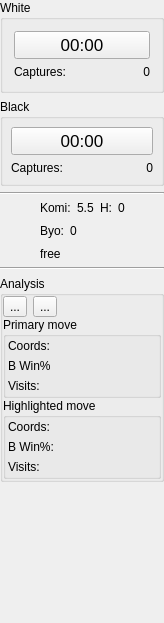
Before: the Qt Designer form src/normaltools_gui.ui in bernds/q5Go, drawn with Qt 5.
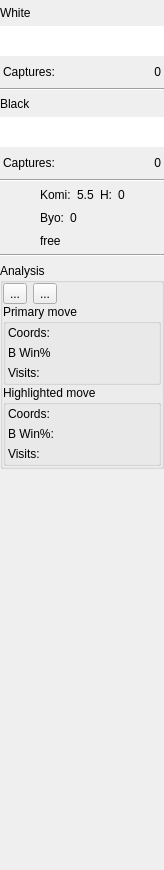
After: the same form once the commit is applied. Icons and pictures are not drawn. Custom widgets are drawn as their Qt base class.

Commit message:
Reimplement clock displays, and warn when clock times run low
This restores some missing functionality by playing sounds when times get
low in a match game.  Also, the clock display now flashes red as well.

The clock display is now a ClockView, derived from QGraphicsView.  The idea
was to have it just as a black bar with white text (and color changes when
warning), and there are some discussions found on-line about how getting
push buttons to look exactly right is not completely portable.  This way,
we have full control.

What changed in the file:
```diff
--- a/src/normaltools_gui.ui
+++ b/src/normaltools_gui.ui
@@ -7,7 +7,7 @@
     <x>0</x>
     <y>0</y>
     <width>164</width>
-    <height>623</height>
+    <height>870</height>
    </rect>
   </property>
   <property name="minimumSize">
@@ -27,7 +27,7 @@
     <number>0</number>
    </property>
    <property name="topMargin">
-    <number>0</number>
+    <number>6</number>
    </property>
    <property name="rightMargin">
     <number>0</number>
@@ -36,18 +36,61 @@
     <number>0</number>
    </property>
    <item>
-    <widget class="QGroupBox" name="whiteFrame">
-     <property name="sizePolicy">
-      <sizepolicy hsizetype="MinimumExpanding" vsizetype="Preferred">
-       <horstretch>0</horstretch>
-       <verstretch>0</verstretch>
-      </sizepolicy>
-     </property>
-     <property name="title">
+    <widget class="QLabel" name="whiteLabel">
+     <property name="text">
       <string>White</string>
      </property>
-     <layout class="QGridLayout">
-      <item row="1" column="0">
+    </widget>
+   </item>
+   <item>
+    <widget class="ClockView" name="wtimeView">
+     <property name="maximumSize">
+      <size>
+       <width>16777215</width>
+       <height>30</height>
+      </size>
+     </property>
+     <property name="frameShape">
+      <enum>QFrame::NoFrame</enum>
+     </property>
+     <property name="verticalScrollBarPolicy">
+      <enum>Qt::ScrollBarAlwaysOff</enum>
+     </property>
+     <property name="horizontalScrollBarPolicy">
+      <enum>Qt::ScrollBarAlwaysOff</enum>
+     </property>
+     <property name="backgroundBrush">
+      <brush brushstyle="SolidPattern">
+       <color alpha="255">
+        <red>0</red>
+        <green>0</green>
+        <blue>0</blue>
+       </color>
+      </brush>
+     </property>
+     <property name="alignment">
+      <set>Qt::AlignLeading|Qt::AlignLeft|Qt::AlignTop</set>
+     </property>
+     <property name="transformationAnchor">
+      <enum>QGraphicsView::NoAnchor</enum>
+     </property>
+    </widget>
+   </item>
+   <item>
+    <layout class="QHBoxLayout" name="horizontalLayout_2">
+     <property name="leftMargin">
+      <number>3</number>
+     </property>
+     <property name="topMargin">
+      <number>3</number>
+     </property>
+     <property name="rightMargin">
+      <number>3</number>
+     </property>
+     <property name="bottomMargin">
+      <number>3</number>
+     </property>
+     <item>
        <widget class="QLabel" name="TextLabel2">
         <property name="text">
          <string>Captures:</string>
@@ -57,7 +100,7 @@
         </property>
        </widget>
       </item>
-      <item row="1" column="1">
+     <item>
        <widget class="QLabel" name="capturesWhite">
         <property name="text">
          <string>0</string>
@@ -70,64 +113,71 @@
         </property>
        </widget>
       </item>
-      <item row="0" column="0" colspan="2">
-       <widget class="QPushButton" name="pb_timeWhite">
-        <property name="font">
-         <font>
-          <pointsize>13</pointsize>
-         </font>
-        </property>
-        <property name="toolTip">
-         <string>remaining time / stones</string>
-        </property>
-        <property name="whatsThis">
-         <string>Clock
-
-shows remaining time or byoyomi time / remaining stones.
-
-Click on
-- your own clock for pause request (NNGS) or
-- the opponent's clock to give him additional time of one minute.</string>
-        </property>
-        <property name="text">
-         <string>00:00</string>
-        </property>
-        <property name="flat">
-         <bool>false</bool>
-        </property>
-       </widget>
-      </item>
-     </layout>
-    </widget>
+    </layout>
    </item>
    <item>
-    <widget class="QGroupBox" name="blackFrame">
-     <property name="sizePolicy">
-      <sizepolicy hsizetype="MinimumExpanding" vsizetype="Preferred">
-       <horstretch>0</horstretch>
-       <verstretch>0</verstretch>
-      </sizepolicy>
+    <widget class="Line" name="line_3">
+     <property name="orientation">
+      <enum>Qt::Horizontal</enum>
      </property>
-     <property name="title">
+    </widget>
+   </item>
+   <item>
+    <widget class="QLabel" name="blackLabel">
+     <property name="text">
       <string>Black</string>
      </property>
-     <layout class="QGridLayout">
+    </widget>
+   </item>
+   <item>
+    <widget class="ClockView" name="btimeView">
+     <property name="maximumSize">
+      <size>
+       <width>16777215</width>
+       <height>30</height>
+      </size>
+     </property>
+     <property name="frameShape">
+      <enum>QFrame::NoFrame</enum>
+     </property>
+     <property name="verticalScrollBarPolicy">
+      <enum>Qt::ScrollBarAlwaysOff</enum>
+     </property>
+     <property name="horizontalScrollBarPolicy">
+      <enum>Qt::ScrollBarAlwaysOff</enum>
+     </property>
+     <property name="backgroundBrush">
+      <brush brushstyle="SolidPattern">
+       <color alpha="255">
+        <red>0</red>
+        <green>0</green>
+        <blue>0</blue>
+       </color>
+      </brush>
+     </property>
+     <property name="alignment">
+      <set>Qt::AlignLeading|Qt::AlignLeft|Qt::AlignTop</set>
+     </property>
+     <property name="transformationAnchor">
+      <enum>QGraphicsView::NoAnchor</enum>
+     </property>
+    </widget>
+   </item>
+   <item>
+    <layout class="QHBoxLayout" name="horizontalLayout_3">
       <property name="leftMargin">
-       <number>8</number>
+      <number>3</number>
       </property>
       <property name="topMargin">
-       <number>8</number>
+      <number>3</number>
       </property>
       <property name="rightMargin">
-       <number>8</number>
+      <number>3</number>
       </property>
       <property name="bottomMargin">
-       <number>8</number>
-      </property>
-      <property name="spacing">
-       <number>6</number>
-      </property>
-      <item row="1" column="0">
+      <number>3</number>
+     </property>
+     <item>
        <widget class="QLabel" name="TextLabel1">
         <property name="text">
          <string>Captures:</string>
@@ -137,7 +187,7 @@
         </property>
        </widget>
       </item>
-      <item row="1" column="1">
+     <item>
        <widget class="QLabel" name="capturesBlack">
         <property name="text">
          <string>0</string>
@@ -150,35 +200,7 @@
         </property>
        </widget>
       </item>
-      <item row="0" column="0" colspan="2">
-       <widget class="QPushButton" name="pb_timeBlack">
-        <property name="font">
-         <font>
-          <pointsize>13</pointsize>
-         </font>
-        </property>
-        <property name="toolTip">
-         <string>remaining time / stones</string>
-        </property>
-        <property name="whatsThis">
-         <string>Clock
-
-shows remaining time or byoyomi time / remaining stones.
-
-Click on
-- your own clock for pause request (NNGS) or
-- the opponent's clock to give him additional time of one minute.</string>
-        </property>
-        <property name="text">
-         <string>00:00</string>
-        </property>
-        <property name="flat">
-         <bool>false</bool>
-        </property>
-       </widget>
-      </item>
-     </layout>
-    </widget>
+    </layout>
    </item>
    <item>
     <widget class="Line" name="line_2">
@@ -601,6 +623,13 @@
   </layout>
  </widget>
  <layoutdefault spacing="6" margin="11"/>
+ <customwidgets>
+  <customwidget>
+   <class>ClockView</class>
+   <extends>QGraphicsView</extends>
+   <header>clockview.h</header>
+  </customwidget>
+ </customwidgets>
  <resources>
   <include location="q4go.qrc"/>
  </resources>
```
Lines whose indentation alone changed are shown as unchanged. The commit also changes 9 other files.
